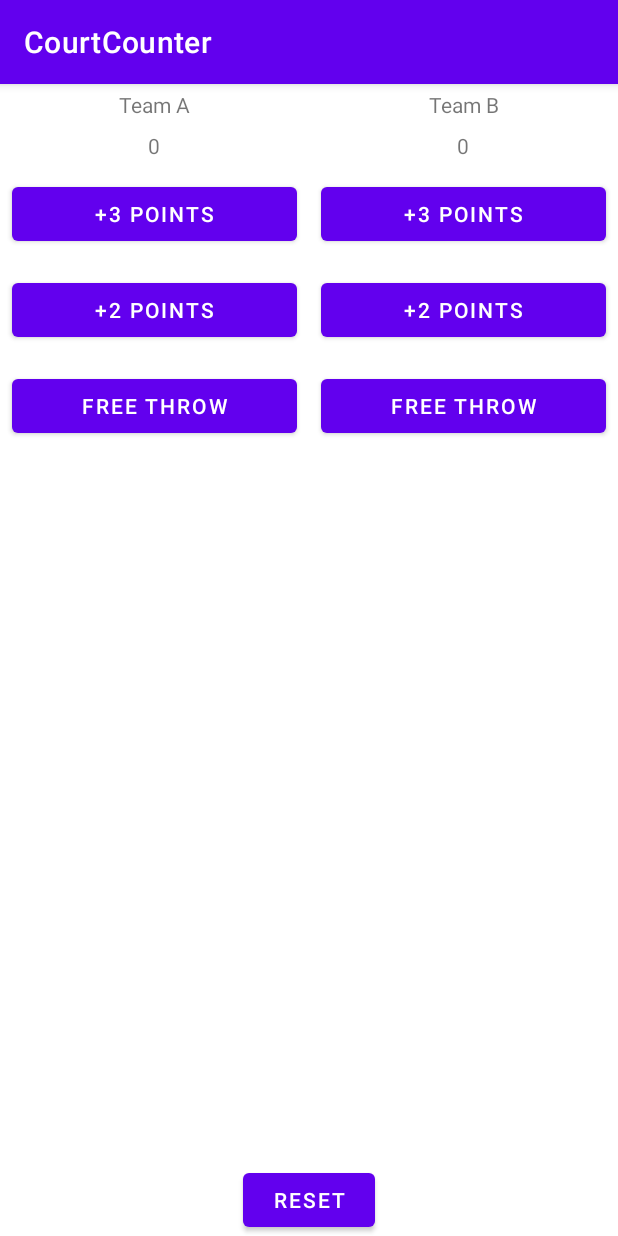
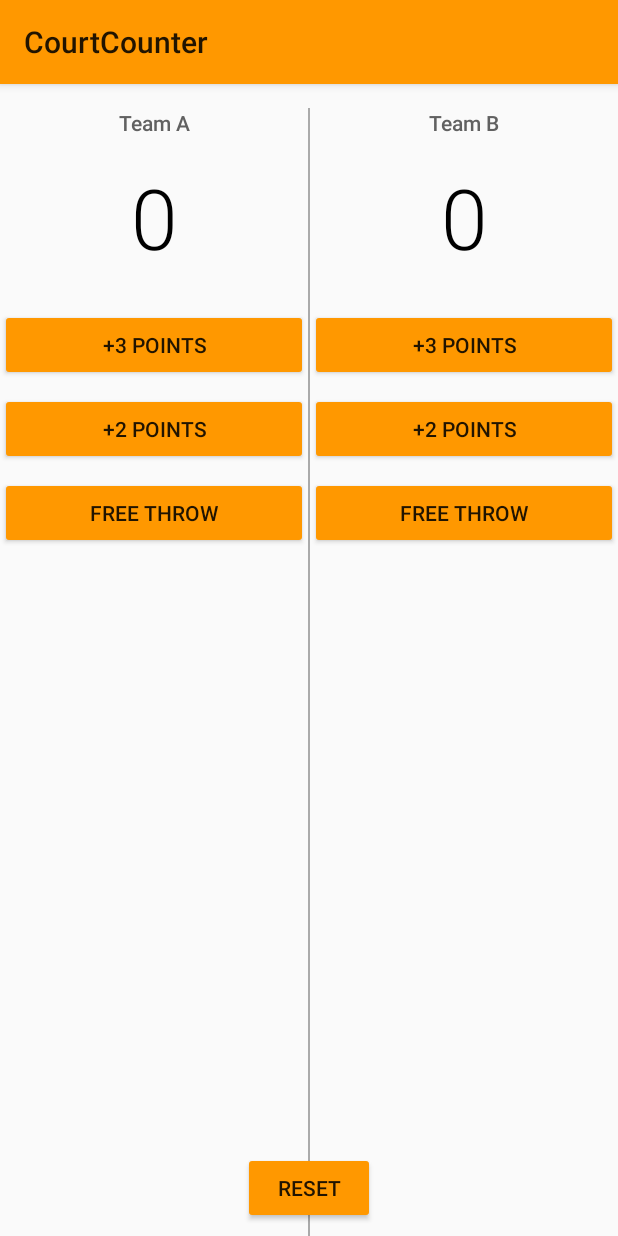
Before and after one commit to DylanADespins/PracticeSet2, an Android app: the screen it shows after launch (MainActivity), on a phone screen of 412 x 824 dp. Run offline under Robolectric (Android 15) with nearby library versions, the phone set to English and light mode, and no system bars.

Commit message:
Made Pretty

```diff
--- a/CourtCounter/app/src/main/res/layout/activity_main.xml
+++ b/CourtCounter/app/src/main/res/layout/activity_main.xml
@@ -1,6 +1,5 @@
 <?xml version="1.0" encoding="utf-8"?>
-<RelativeLayout
-    xmlns:android="http://schemas.android.com/apk/res/android"
+<RelativeLayout xmlns:android="http://schemas.android.com/apk/res/android"
     xmlns:tools="http://schemas.android.com/tools"
     android:layout_width="match_parent"
     android:layout_height="match_parent">
@@ -12,101 +11,125 @@
         android:orientation="horizontal">
 
         <LinearLayout
+            android:layout_width="0dp"
+            android:layout_height="wrap_content"
             android:layout_weight="1"
-        android:layout_width="0dp"
-        android:layout_height="match_parent"
             android:orientation="vertical"
             tools:context=".MainActivity">
 
             <TextView
                 android:layout_width="match_parent"
                 android:layout_height="wrap_content"
+                android:fontFamily="sans-serif-medium"
                 android:gravity="center_horizontal"
-            android:padding="4dp"
-            android:text="Team A" />
+                android:padding="16dp"
+                android:text="Team A"
+                android:textColor="#616161"
+                android:textSize="14sp" />
 
             <TextView
                 android:id="@+id/team_a_score"
                 android:layout_width="match_parent"
                 android:layout_height="wrap_content"
+                android:fontFamily="sans-serif-light"
                 android:gravity="center_horizontal"
-            android:padding="4dp"
-            android:text="0" />
+                android:paddingBottom="24dp"
+                android:text="0"
+                android:textColor="#000000"
+                android:textSize="56sp" />
 
             <Button
                 android:layout_width="match_parent"
                 android:layout_height="wrap_content"
-            android:layout_margin="8dp"
+                android:layout_marginBottom="8dp"
                 android:onClick="addThreeForTeamA"
                 android:text="+3 Points" />
 
             <Button
                 android:layout_width="match_parent"
                 android:layout_height="wrap_content"
-            android:layout_margin="8dp"
+                android:layout_marginBottom="8dp"
                 android:onClick="addTwoForTeamA"
                 android:text="+2 Points" />
 
             <Button
                 android:layout_width="match_parent"
                 android:layout_height="wrap_content"
-            android:layout_margin="8dp"
+                android:layout_marginBottom="8dp"
                 android:onClick="addOneForTeamA"
                 android:text="Free Throw" />
 
         </LinearLayout>
 
+        <View
+            android:layout_width="1dp"
+            android:layout_height="match_parent"
+            android:layout_marginTop="16dp"
+
+            android:background="@android:color/darker_gray">
+
+        </View>
+
         <LinearLayout
+            android:layout_width="0dp"
+            android:layout_height="wrap_content"
             android:layout_weight="1"
-        android:layout_width="0dp"
-        android:layout_height="match_parent"
             android:orientation="vertical"
             tools:context=".MainActivity">
 
             <TextView
                 android:layout_width="match_parent"
                 android:layout_height="wrap_content"
+                android:fontFamily="sans-serif-medium"
                 android:gravity="center_horizontal"
-            android:padding="4dp"
-            android:text="Team B" />
+                android:padding="16dp"
+                android:text="Team B"
+                android:textColor="#616161"
+                android:textSize="14sp" />
 
             <TextView
                 android:id="@+id/team_b_score"
                 android:layout_width="match_parent"
                 android:layout_height="wrap_content"
+                android:fontFamily="sans-serif-light"
                 android:gravity="center_horizontal"
-            android:padding="4dp"
-            android:text="0" />
+                android:paddingBottom="24dp"
+                android:text="0"
+                android:textColor="#000000"
+                android:textSize="56sp" />
 
             <Button
                 android:layout_width="match_parent"
                 android:layout_height="wrap_content"
-            android:layout_margin="8dp"
+                android:layout_marginBottom="8dp"
                 android:onClick="addThreeForTeamB"
                 android:text="+3 Points" />
 
             <Button
                 android:layout_width="match_parent"
                 android:layout_height="wrap_content"
-            android:layout_margin="8dp"
+                android:layout_marginBottom="8dp"
                 android:onClick="addTwoForTeamB"
                 android:text="+2 Points" />
 
             <Button
                 android:layout_width="match_parent"
                 android:layout_height="wrap_content"
-            android:layout_margin="8dp"
+                android:layout_marginBottom="8dp"
                 android:onClick="addOneForTeamB"
                 android:text="Free Throw" />
 
         </LinearLayout>
     </LinearLayout>
+
     <Button
         android:layout_width="wrap_content"
         android:layout_height="wrap_content"
-        android:text="Reset"
+        android:layout_alignParentBottom="true"
         android:layout_centerHorizontal="true"
-        android:layout_alignParentBottom="true"
+        android:layout_marginLeft="22dp"
+        android:layout_marginRight="22dp"
+        android:layout_marginBottom="8dp"
         android:onClick="resetScore"
-        />
+        android:text="Reset" />
 </RelativeLayout>
--- a/CourtCounter/app/src/main/res/values/themes.xml
+++ b/CourtCounter/app/src/main/res/values/themes.xml
@@ -1,16 +1,9 @@
-<resources xmlns:tools="http://schemas.android.com/tools">
+<resources>
     <!-- Base application theme. -->
-    <style name="Theme.CourtCounter" parent="Theme.MaterialComponents.DayNight.DarkActionBar">
+    <style name="Theme.CourtCounter" parent="Theme.AppCompat.Light">
         <!-- Primary brand color. -->
-        <item name="colorPrimary">@color/purple_500</item>
-        <item name="colorPrimaryVariant">@color/purple_700</item>
-        <item name="colorOnPrimary">@color/white</item>
-        <!-- Secondary brand color. -->
-        <item name="colorSecondary">@color/teal_200</item>
-        <item name="colorSecondaryVariant">@color/teal_700</item>
-        <item name="colorOnSecondary">@color/black</item>
-        <!-- Status bar color. -->
-        <item name="android:statusBarColor" tools:targetApi="l">?attr/colorPrimaryVariant</item>
-        <!-- Customize your theme here. -->
+        <item name="colorPrimary">#FF9800</item>
+        <!-- Background color of buttons in the app -->
+        <item name="colorButtonNormal">#FF9800</item>
     </style>
 </resources>
```
Lines whose indentation alone changed are shown as unchanged.
